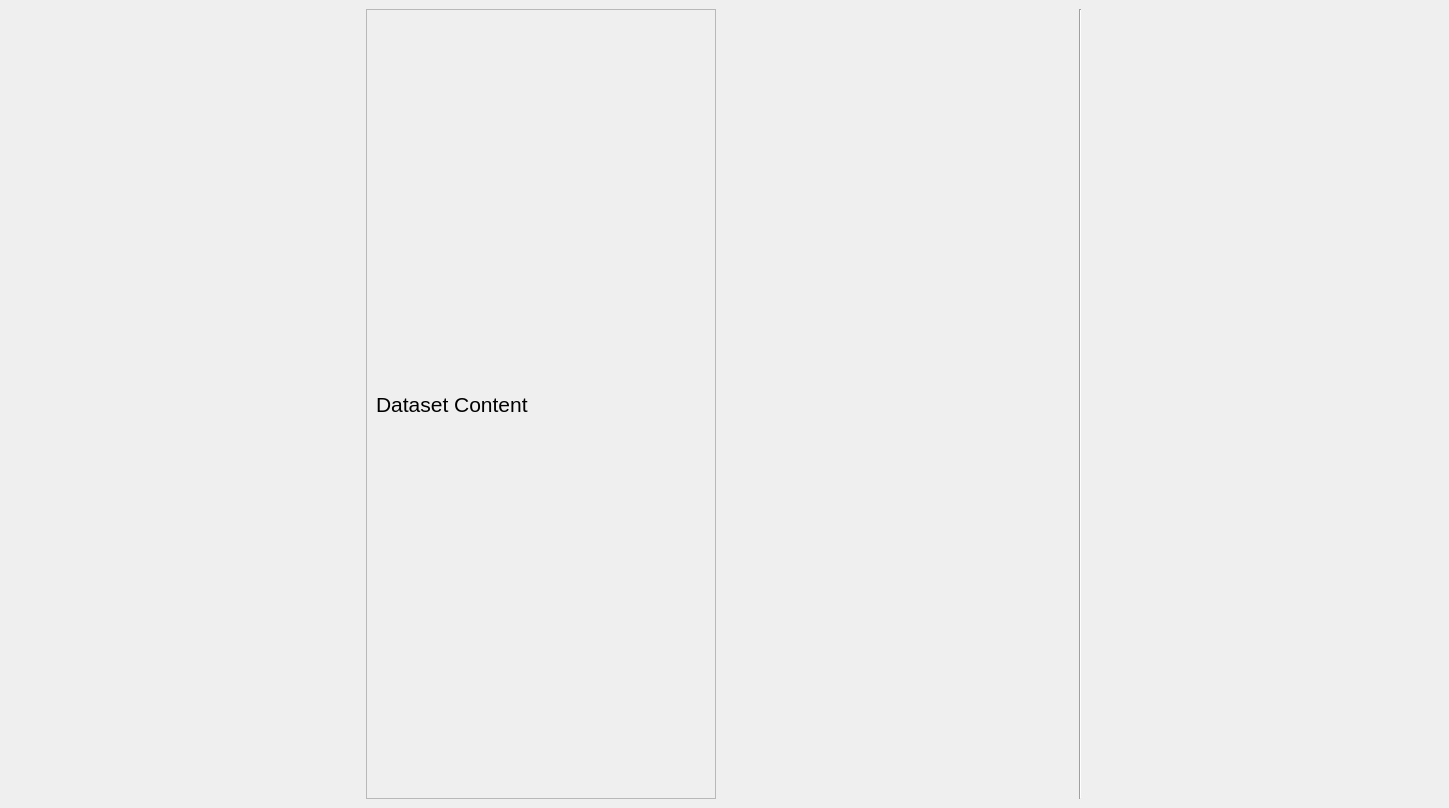
Above: core_tools/data/gui/ui_files/plotter_basic_ui.ui from stephanlphilips/core_tools before the change. Below: the same form after it.
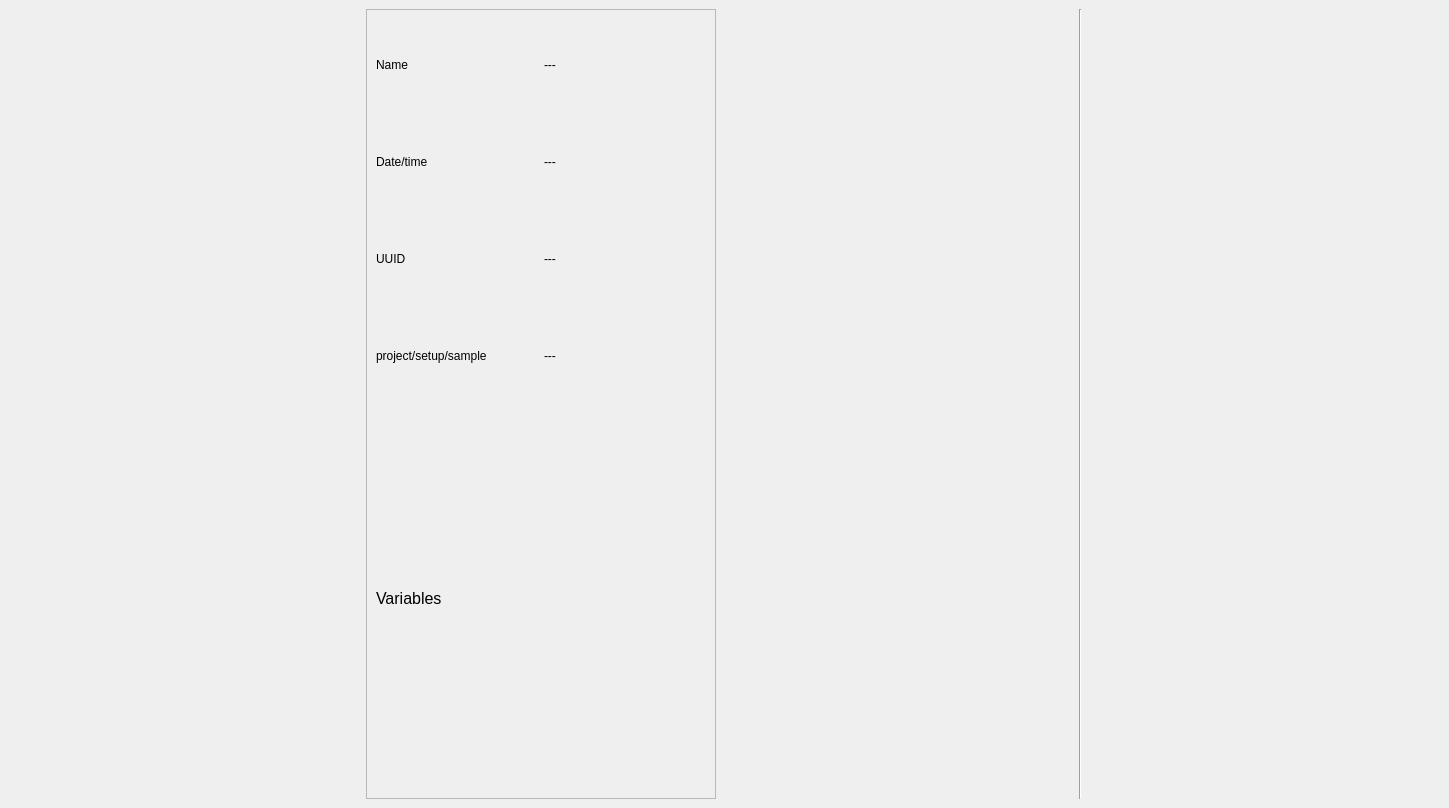
That is the form after the change.

Commit message: Added dataset info to window title and panel. Fixed presentation of 0D data, a scalar.

```diff
--- a/core_tools/data/gui/ui_files/plotter_basic_ui.ui
+++ b/core_tools/data/gui/ui_files/plotter_basic_ui.ui
@@ -62,6 +62,66 @@
        <layout class="QGridLayout" name="gridLayout">
         <item row="0" column="1">
          <layout class="QVBoxLayout" name="data_content_layout">
+          <item>
+           <layout class="QGridLayout" name="attrsLayout">
+            <item row="0" column="0">
+             <widget class="QLabel">
+              <property name="text">
+               <string>Name</string>
+              </property>
+             </widget>
+            </item>
+            <item row="0" column="1">
+             <widget class="QLabel" name="labelName">
+              <property name="text">
+               <string>---</string>
+              </property>
+             </widget>
+            </item>
+            <item row="1" column="0">
+             <widget class="QLabel">
+              <property name="text">
+               <string>Date/time</string>
+              </property>
+             </widget>
+            </item>
+            <item row="1" column="1">
+             <widget class="QLabel" name="labelDateTime">
+              <property name="text">
+               <string>---</string>
+              </property>
+             </widget>
+            </item>
+            <item row="2" column="0">
+             <widget class="QLabel">
+              <property name="text">
+               <string>UUID</string>
+              </property>
+             </widget>
+            </item>
+            <item row="2" column="1">
+             <widget class="QLabel" name="labelUUID">
+              <property name="text">
+               <string>---</string>
+              </property>
+             </widget>
+            </item>
+            <item row="3" column="0">
+             <widget class="QLabel">
+              <property name="text">
+               <string>project/setup/sample</string>
+              </property>
+             </widget>
+            </item>
+            <item row="3" column="1">
+             <widget class="QLabel" name="labelPss">
+              <property name="text">
+               <string>---</string>
+              </property>
+             </widget>
+            </item>
+           </layout>
+          </item>
           <item>
            <widget class="QLabel" name="label">
             <property name="sizePolicy">
@@ -84,11 +144,11 @@
             </property>
             <property name="font">
              <font>
-              <pointsize>16</pointsize>
+              <pointsize>12</pointsize>
              </font>
             </property>
             <property name="text">
-             <string>Dataset Content</string>
+             <string>Variables</string>
             </property>
            </widget>
           </item>
```
Left out of the diff: 3 changed lines with no effect on the pictures. The commit also changes 4 other files.
